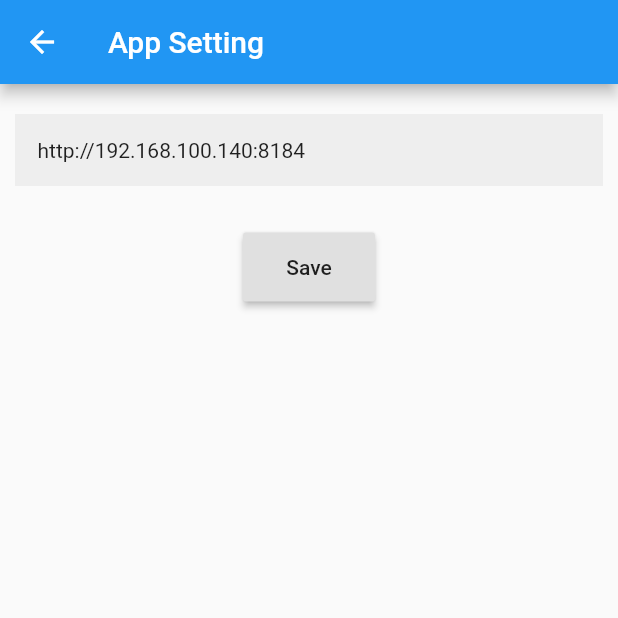
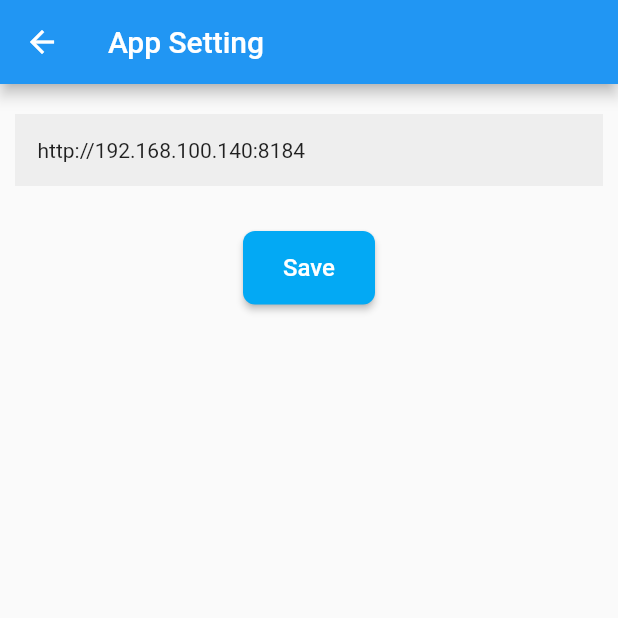
Before and after one commit to hvannak/gpstrackingplan, a Flutter app: the Appsetting screen opened directly, on a phone screen of 412 x 824 dp, the top half of it. Run offline on Flutter 3.47's test engine with Material 2 defaults, Android fonts, the phone set to English and light mode, and no system bars; our stand-ins replace auto_size_text, camera, connectivity, geolocator, google_maps_flutter, shared_preferences and 1 more; accounts and stored records are empty.

Commit message:
translate on app setting

```diff
--- a/lib/appsetting.dart
+++ b/lib/appsetting.dart
@@ -1,14 +1,16 @@
 import 'package:flutter/material.dart';
 import 'package:shared_preferences/shared_preferences.dart';
+
+import 'app_localizations.dart';
 
 class Appsetting extends StatelessWidget {
   @override
   Widget build(BuildContext context) {
     return Scaffold(
       appBar: AppBar(
-        title: Text('App Setting')
+        title: Text(AppLocalizations.of(context).translate('appsetting'))
       ),
-      body: MySetting(title: 'App Setting')
+      body: MySetting(title: AppLocalizations.of(context).translate('appsetting'))
     );
   }
 }
@@ -91,14 +93,19 @@ class _MySettingState extends State<MySetting> {
                             Center(
                               child: RaisedButton(
                                 padding: EdgeInsets.symmetric(vertical: 15.0),
+                                shape: new RoundedRectangleBorder(
+                                            borderRadius:
+                                                new BorderRadius.circular(8.0),
+                                          ),
+                                          color: Colors.lightBlue,
                                 onPressed: () {
                                   if (_formKey.currentState.validate()) {
                                     showSnackbar(context);
                                   }
                                 },
                                 child: Text(
-                                  'Save',
-                                  style: TextStyle(fontSize: 14.0),
+                                  AppLocalizations.of(context).translate('save'),
+                                  style: TextStyle(fontSize: 16.0, color: Colors.white),
                                 ),
                               ),
                             )
--- a/lib/main.dart
+++ b/lib/main.dart
@@ -306,7 +306,7 @@ class _MyHomePageState extends State<MyHomePage> {
               children: <Widget>[
                 SingleChildScrollView(
                   child: Container(
-                    height: 300.0,
+                    height: 320.0,
                     width: 450.0,
                     padding:
                         EdgeInsets.symmetric(horizontal: 30.0, vertical: 20.0),
```
